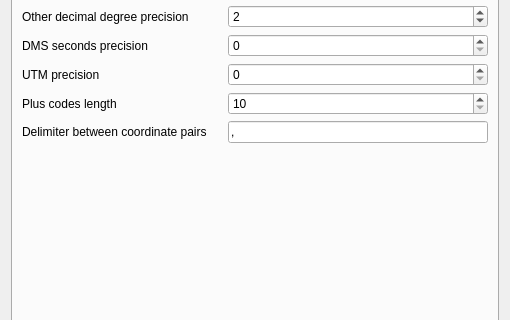
Before: the Qt Designer form ui/latLonSettings.ui in NationalSecurityAgency/qgis-latlontools-plugin, drawn with Qt 5; both pictures show x 0 to 510 and y 144 to 464 of the 510 by 564 pixel window.
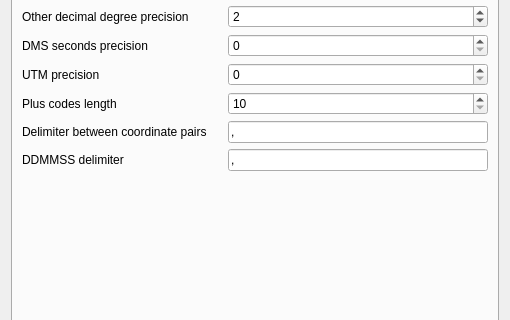
After: the same form once the commit is applied. The open tabs and pages were chosen to show the change. Custom widgets are drawn as their Qt base class.

Commit message: Added DDMMSS coordinate converter delimiter

The edit to the form file:
```diff
--- a/ui/latLonSettings.ui
+++ b/ui/latLonSettings.ui
@@ -747,6 +747,20 @@
            </property>
           </widget>
          </item>
+         <item row="6" column="0">
+          <widget class="QLabel" name="label_38">
+           <property name="text">
+            <string>DDMMSS delimiter</string>
+           </property>
+          </widget>
+         </item>
+         <item row="6" column="1">
+          <widget class="QLineEdit" name="converterDdmmssDelimiterLineEdit">
+           <property name="text">
+            <string>,</string>
+           </property>
+          </widget>
+         </item>
         </layout>
        </item>
        <item>
```
The commit also changes 5 other files.
